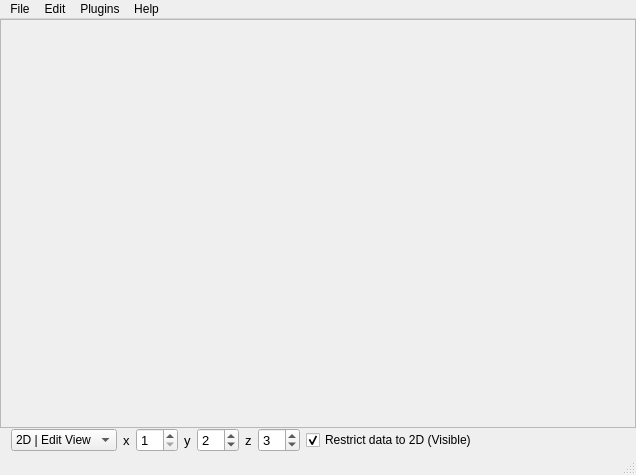
Old version of the form MLDemos/mldemos.ui in the repository b4silio/MLDemos.
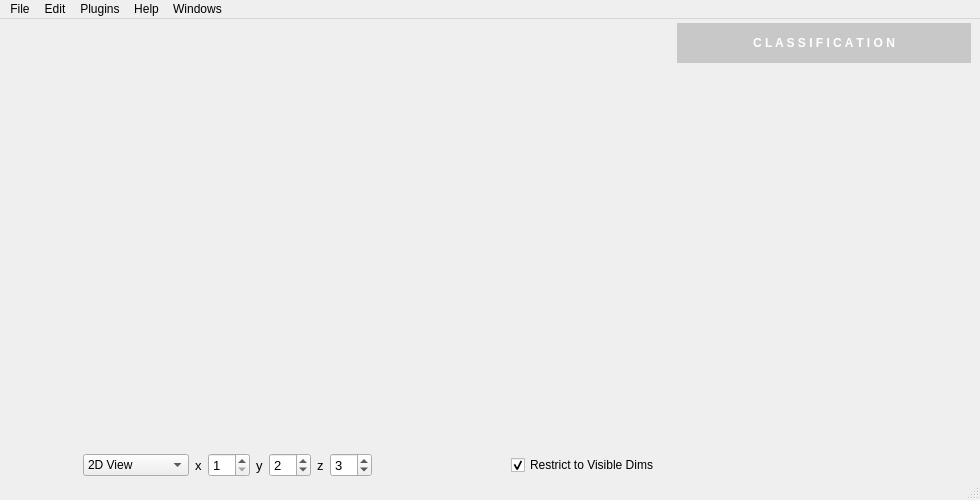
New version of the form.

Commit message: v0.6.0 CHANGED: Major revision of Graphical UI. The drawing, algorithm and display option panels have been integrated into the main window. Algorithm option panes have been revised for more consistency and clearer workflow CHANGED: Visualization display mode now hides all editing options (essentially a "read-only" mode) ADDED: new Icons for algorithms, display options, etc.

```diff
--- a/MLDemos/mldemos.ui
+++ b/MLDemos/mldemos.ui
@@ -6,8 +6,8 @@
    <rect>
     <x>0</x>
     <y>0</y>
-    <width>636</width>
-    <height>475</height>
+    <width>980</width>
+    <height>500</height>
    </rect>
   </property>
   <property name="sizePolicy">
@@ -16,6 +16,12 @@
     <verstretch>0</verstretch>
    </sizepolicy>
   </property>
+  <property name="minimumSize">
+   <size>
+    <width>980</width>
+    <height>0</height>
+   </size>
+  </property>
   <property name="windowTitle">
    <string>MLDemos</string>
   </property>
@@ -32,12 +38,12 @@
      <verstretch>0</verstretch>
     </sizepolicy>
    </property>
-   <layout class="QVBoxLayout" name="verticalLayout" stretch="2,0">
+   <layout class="QHBoxLayout" name="horizontalLayout_2" stretch="0,1,0">
     <property name="spacing">
      <number>0</number>
     </property>
     <property name="leftMargin">
-     <number>0</number>
+     <number>4</number>
     </property>
     <property name="topMargin">
      <number>0</number>
@@ -49,38 +55,101 @@
      <number>0</number>
     </property>
     <item>
-     <widget class="QScrollArea" name="canvasArea">
+     <widget class="QWidget" name="leftPaneWidget" native="true">
       <property name="sizePolicy">
-       <sizepolicy hsizetype="Preferred" vsizetype="Preferred">
+       <sizepolicy hsizetype="MinimumExpanding" vsizetype="Preferred">
         <horstretch>0</horstretch>
         <verstretch>0</verstretch>
        </sizepolicy>
       </property>
-      <property name="widgetResizable">
-       <bool>true</bool>
+      <property name="minimumSize">
+       <size>
+        <width>68</width>
+        <height>0</height>
+       </size>
       </property>
-      <widget class="QWidget" name="canvasWidget">
-       <property name="geometry">
-        <rect>
-         <x>0</x>
-         <y>0</y>
-         <width>634</width>
-         <height>391</height>
-        </rect>
+      <layout class="QVBoxLayout" name="verticalLayout">
+       <property name="leftMargin">
+        <number>0</number>
        </property>
+       <property name="topMargin">
+        <number>0</number>
+       </property>
+       <property name="rightMargin">
+        <number>0</number>
+       </property>
+       <property name="bottomMargin">
+        <number>0</number>
+       </property>
+      </layout>
+     </widget>
+    </item>
+    <item>
+     <widget class="QWidget" name="widget" native="true">
+      <layout class="QVBoxLayout" name="verticalLayout_3" stretch="0,1,0">
+       <property name="leftMargin">
+        <number>0</number>
+       </property>
+       <property name="topMargin">
+        <number>8</number>
+       </property>
+       <property name="rightMargin">
+        <number>0</number>
+       </property>
+       <property name="bottomMargin">
+        <number>0</number>
+       </property>
+       <item>
+        <widget class="QWidget" name="displayOptionWidget" native="true">
+         <property name="minimumSize">
+          <size>
+           <width>0</width>
+           <height>32</height>
+          </size>
+         </property>
+         <layout class="QHBoxLayout" name="horizontalLayout_3">
+          <property name="leftMargin">
+           <number>0</number>
+          </property>
+          <property name="topMargin">
+           <number>0</number>
+          </property>
+          <property name="rightMargin">
+           <number>0</number>
+          </property>
+          <property name="bottomMargin">
+           <number>0</number>
+          </property>
+         </layout>
+        </widget>
+       </item>
+       <item>
+        <widget class="QWidget" name="canvasWidget" native="true">
        <property name="sizePolicy">
-        <sizepolicy hsizetype="Preferred" vsizetype="Preferred">
+          <sizepolicy hsizetype="MinimumExpanding" vsizetype="MinimumExpanding">
          <horstretch>0</horstretch>
          <verstretch>0</verstretch>
         </sizepolicy>
        </property>
-       <layout class="QVBoxLayout" name="verticalLayout_2"/>
-      </widget>
+         <layout class="QHBoxLayout" name="horizontalLayout_4">
+          <property name="leftMargin">
+           <number>0</number>
+          </property>
+          <property name="topMargin">
+           <number>0</number>
+          </property>
+          <property name="rightMargin">
+           <number>0</number>
+          </property>
+          <property name="bottomMargin">
+           <number>0</number>
+          </property>
+         </layout>
      </widget>
     </item>
     <item>
      <widget class="QWidget" name="canvasControlsWidget" native="true">
-      <layout class="QHBoxLayout" name="horizontalLayout" stretch="0,1,0,2">
+         <layout class="QHBoxLayout" name="horizontalLayout" stretch="0,0,0,1,0">
        <property name="topMargin">
         <number>0</number>
        </property>
@@ -91,12 +160,7 @@
         <widget class="QComboBox" name="canvasTypeCombo">
          <item>
           <property name="text">
-           <string>2D | Edit View</string>
-          </property>
-         </item>
-         <item>
-          <property name="text">
-           <string>3D View</string>
+              <string>2D View</string>
           </property>
          </item>
          <item>
@@ -218,19 +282,17 @@
         </widget>
        </item>
        <item>
-        <widget class="QCheckBox" name="restrictDimCheck">
-         <property name="font">
-          <font>
-           <pointsize>9</pointsize>
-          </font>
-         </property>
-         <property name="text">
-          <string>Restrict data to 2D (Visible)</string>
-         </property>
-         <property name="checked">
-          <bool>true</bool>
-         </property>
-        </widget>
+           <spacer name="horizontalSpacer">
+            <property name="orientation">
+             <enum>Qt::Horizontal</enum>
+            </property>
+            <property name="sizeHint" stdset="0">
+             <size>
+              <width>40</width>
+              <height>20</height>
+             </size>
+            </property>
+           </spacer>
        </item>
        <item>
         <widget class="QLabel" name="status">
@@ -251,6 +313,140 @@
          </property>
         </widget>
        </item>
+          <item>
+           <widget class="QCheckBox" name="restrictDimCheck">
+            <property name="font">
+             <font>
+              <pointsize>9</pointsize>
+             </font>
+            </property>
+            <property name="toolTip">
+             <string>&lt;html&gt;&lt;head/&gt;&lt;body&gt;&lt;p&gt;Restrict usage of algorithms to currently visible dimensions. If unchecked, algorithms will use all available dimensions (no density/boundary map will be displayed in this case).&lt;/p&gt;&lt;p&gt;&lt;br/&gt;&lt;/p&gt;&lt;p&gt;Ignored when data is already 2-Dimensional.&lt;/p&gt;&lt;/body&gt;&lt;/html&gt;</string>
+            </property>
+            <property name="text">
+             <string>Restrict to Visible Dims</string>
+            </property>
+            <property name="checked">
+             <bool>true</bool>
+            </property>
+           </widget>
+          </item>
+         </layout>
+        </widget>
+       </item>
+      </layout>
+     </widget>
+    </item>
+    <item>
+     <widget class="QWidget" name="rightPaneWidget" native="true">
+      <property name="minimumSize">
+       <size>
+        <width>280</width>
+        <height>0</height>
+       </size>
+      </property>
+      <layout class="QVBoxLayout" name="verticalLayout_2" stretch="0,1">
+       <property name="spacing">
+        <number>2</number>
+       </property>
+       <property name="leftMargin">
+        <number>0</number>
+       </property>
+       <property name="topMargin">
+        <number>0</number>
+       </property>
+       <property name="rightMargin">
+        <number>0</number>
+       </property>
+       <property name="bottomMargin">
+        <number>0</number>
+       </property>
+       <item>
+        <widget class="QWidget" name="widget_2" native="true">
+         <layout class="QVBoxLayout" name="verticalLayout_4">
+          <property name="leftMargin">
+           <number>7</number>
+          </property>
+          <property name="topMargin">
+           <number>4</number>
+          </property>
+          <property name="rightMargin">
+           <number>9</number>
+          </property>
+          <property name="bottomMargin">
+           <number>0</number>
+          </property>
+          <item>
+           <widget class="QLabel" name="algoTypeLabel">
+            <property name="minimumSize">
+             <size>
+              <width>0</width>
+              <height>40</height>
+             </size>
+            </property>
+            <property name="font">
+             <font>
+              <weight>75</weight>
+              <bold>true</bold>
+              <underline>false</underline>
+              <strikeout>false</strikeout>
+              <kerning>true</kerning>
+             </font>
+            </property>
+            <property name="styleSheet">
+             <string notr="true">background-color: rgb(200, 200, 200);
+color: rgb(255, 255, 255);</string>
+            </property>
+            <property name="text">
+             <string>C L A S S I F I C A T I O N</string>
+            </property>
+            <property name="alignment">
+             <set>Qt::AlignCenter</set>
+            </property>
+           </widget>
+          </item>
+         </layout>
+        </widget>
+       </item>
+       <item>
+        <widget class="QWidget" name="algoOptionsWidget" native="true">
+         <property name="sizePolicy">
+          <sizepolicy hsizetype="MinimumExpanding" vsizetype="Preferred">
+           <horstretch>0</horstretch>
+           <verstretch>0</verstretch>
+          </sizepolicy>
+         </property>
+         <property name="minimumSize">
+          <size>
+           <width>310</width>
+           <height>0</height>
+          </size>
+         </property>
+         <property name="maximumSize">
+          <size>
+           <width>310</width>
+           <height>16777215</height>
+          </size>
+         </property>
+         <layout class="QVBoxLayout" name="verticalLayout_5">
+          <property name="spacing">
+           <number>2</number>
+          </property>
+          <property name="leftMargin">
+           <number>0</number>
+          </property>
+          <property name="topMargin">
+           <number>0</number>
+          </property>
+          <property name="rightMargin">
+           <number>0</number>
+          </property>
+          <property name="bottomMargin">
+           <number>0</number>
+          </property>
+         </layout>
+        </widget>
+       </item>
       </layout>
      </widget>
     </item>
@@ -261,7 +457,7 @@
     <rect>
      <x>0</x>
      <y>0</y>
-     <width>636</width>
+     <width>980</width>
      <height>22</height>
     </rect>
    </property>
@@ -342,10 +538,19 @@
     </property>
     <addaction name="actionAbout"/>
    </widget>
+   <widget class="QMenu" name="menuWindows">
+    <property name="title">
+     <string>Windows</string>
+    </property>
+    <addaction name="actionCompare_Algorithms"/>
+    <addaction name="actionGridsearch_Parameters"/>
+    <addaction name="actionInfo_Statistics"/>
+   </widget>
    <addaction name="menuFile"/>
    <addaction name="menuData"/>
    <addaction name="menuPlugins"/>
    <addaction name="menuHelp"/>
+   <addaction name="menuWindows"/>
   </widget>
   <widget class="QStatusBar" name="statusBar"/>
   <action name="actionNew">
```
Left out of the diff: 106 changed lines with no effect on the pictures. Lines whose indentation alone changed are shown as unchanged. The commit also changes 126 other files.
